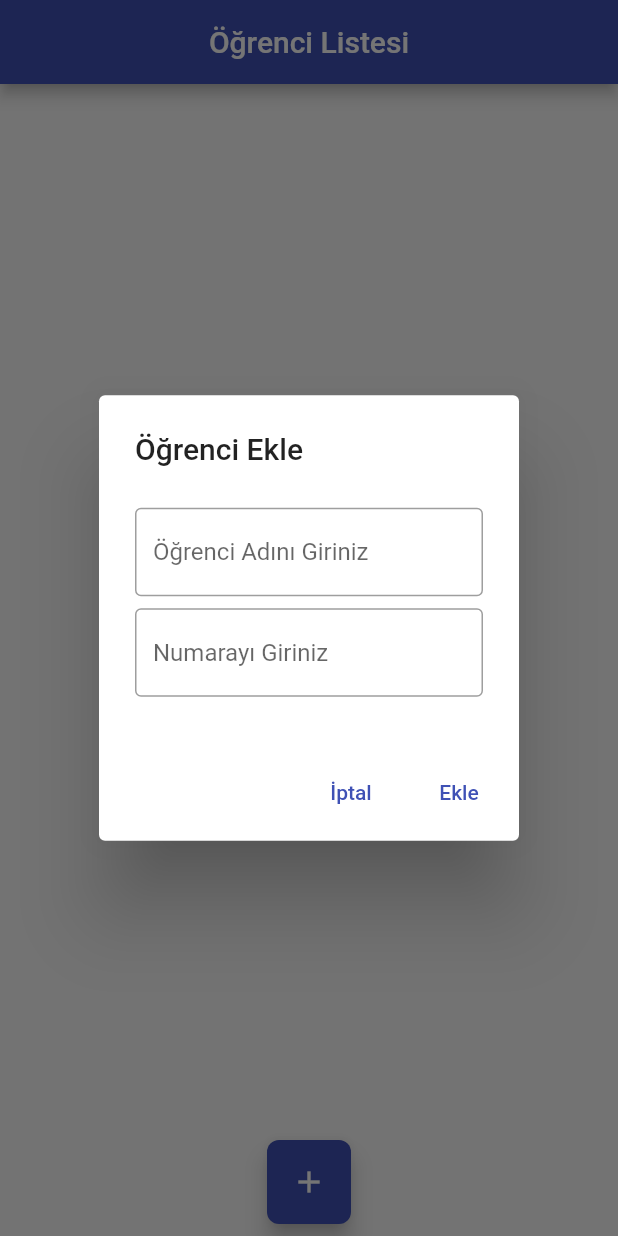
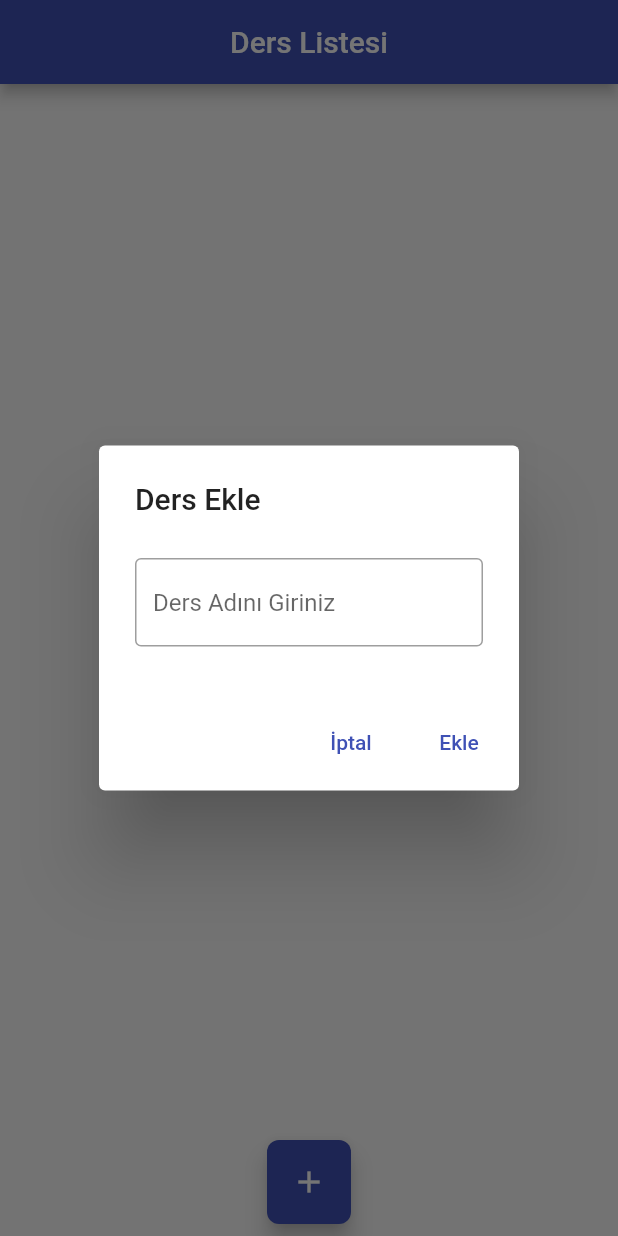
Before and after one commit to byyasar/flutter_application_hive, a Flutter app: the screen it shows after launch, after a tap on the "add" icon, on a phone screen of 412 x 824 dp. Run offline on Flutter 3.47's test engine with Material 2 defaults, Android fonts, the light colour scheme and no system bars; our stand-ins replace hive, hive_flutter; accounts and stored records are empty.

Commit message:
ders listesi oluşturuldu

```diff
--- a/lib/constants/app_constants.dart
+++ b/lib/constants/app_constants.dart
@@ -1,4 +1,5 @@
 class ApplicationConstants {
   static const TASKBOX_NAME = "todo";
   static const BOX_OGRENCI = "ogrenci";
+  static const BOX_DERS = "ders";
 }
--- a/lib/view/boxes.dart
+++ b/lib/core/boxes.dart
@@ -1,4 +1,5 @@
 import 'package:flutter_application_hive/constants/app_constants.dart';
+import 'package:flutter_application_hive/ders/model/ders_model.dart';
 import 'package:flutter_application_hive/model/task_model.dart';
 import 'package:flutter_application_hive/ogrenci/model/ogrenci_model.dart';
 import 'package:hive/hive.dart';
@@ -12,3 +13,7 @@ class OgrenciBoxes {
   static Box<OgrenciModel> getTransactions() =>
       Hive.box<OgrenciModel>(ApplicationConstants.BOX_OGRENCI);
 }
+class DersBoxes {
+  static Box<DersModel> getTransactions() =>
+      Hive.box<DersModel>(ApplicationConstants.BOX_DERS);
+}
--- a/lib/ogrenci/dialog/ogrenci_dialog.dart
+++ b/lib/ders/dialog/ders_dialog.dart
@@ -1,27 +1,25 @@
 import 'package:flutter/material.dart';
-import 'package:flutter_application_hive/ogrenci/model/ogrenci_model.dart';
-import 'package:flutter_application_hive/view/boxes.dart';
+import 'package:flutter_application_hive/core/boxes.dart';
+import 'package:flutter_application_hive/ders/model/ders_model.dart';
 
-class OgrenciDialog extends StatefulWidget {
-  final OgrenciModel? transaction;
+class DersDialog extends StatefulWidget {
+  final DersModel? transaction;
 
-  final Function(int id, String name, int nu) onClickedDone;
+  final Function(int id, String dersad) onClickedDone;
 
-  const OgrenciDialog({
+  const DersDialog({
     Key? key,
     this.transaction,
     required this.onClickedDone,
   }) : super(key: key);
 
   @override
-  _OgrenciDialogState createState() => _OgrenciDialogState();
+  _DersDialogState createState() => _DersDialogState();
 }
 
-class _OgrenciDialogState extends State<OgrenciDialog> {
+class _DersDialogState extends State<DersDialog> {
   final formKey = GlobalKey<FormState>();
-  final nameController = TextEditingController();
-  final nuController = TextEditingController();
-  //final isCompletedController=
+  final dersadController = TextEditingController();
 
   @override
   void initState() {
@@ -29,26 +27,22 @@ class _OgrenciDialogState extends State<OgrenciDialog> {
 
     if (widget.transaction != null) {
       final transaction = widget.transaction!;
-
-      nameController.text = transaction.name;
-      nuController.text = transaction.nu.toString();
+      dersadController.text = transaction.dersad;
     }
   }
 
   @override
   void dispose() {
-    nameController.dispose();
-    nuController.dispose();
-
+    dersadController.dispose();
     super.dispose();
   }
 
   @override
   Widget build(BuildContext context) {
     final isEditing = widget.transaction != null;
-    final title = isEditing ? 'Öğrenciyi Düzenle' : 'Öğrenci Ekle';
-    //final ogrenciModel = widget.transaction;
-    final box = OgrenciBoxes.getTransactions();
+    final title = isEditing ? 'Dersi Düzenle' : 'Ders Ekle';
+    //final DersModel = widget.transaction;
+    final box = DersBoxes.getTransactions();
     int sonId;
     //int sonId = isEditing ?  (widget.transaction.?id==null?0:widget.transaction.id):box.values.last.id + 1;
     if (widget.transaction?.id == null) {
@@ -70,9 +64,7 @@ class _OgrenciDialogState extends State<OgrenciDialog> {
             mainAxisSize: MainAxisSize.min,
             children: <Widget>[
               SizedBox(height: 8),
-              buildName(),
-              SizedBox(height: 8),
-              buildNu(),
+              builddersad(),
               SizedBox(height: 8),
             ],
           ),
@@ -85,24 +77,14 @@ class _OgrenciDialogState extends State<OgrenciDialog> {
     );
   }
 
-  Widget buildName() => TextFormField(
-        controller: nameController,
+  Widget builddersad() => TextFormField(
+        controller: dersadController,
         decoration: const InputDecoration(
           border: OutlineInputBorder(),
-          hintText: 'Öğrenci Adını Giriniz',
+          hintText: 'Ders Adını Giriniz',
         ),
-        validator: (name) =>
-            name != null && name.isEmpty ? 'Öğrenci Adını' : null,
-      );
-
-  Widget buildNu() => TextFormField(
-        decoration: const InputDecoration(
-          border: OutlineInputBorder(),
-          hintText: 'Numarayı Giriniz',
-        ),
-        keyboardType: TextInputType.number,
-        validator: (name) => name != null && name.isEmpty ? 'Nu' : null,
-        controller: nuController,
+        validator: (dersad) =>
+            dersad != null && dersad.isEmpty ? 'Öğrenci Adını' : null,
       );
 
   Widget buildCancelButton(BuildContext context) => TextButton(
@@ -120,12 +102,12 @@ class _OgrenciDialogState extends State<OgrenciDialog> {
         final isValid = formKey.currentState!.validate();
 
         if (isValid) {
-          String? name = nameController.text.toUpperCase();
-          int? nu = int.parse(nuController.text);
+          String? dersad = dersadController.text.toUpperCase();
+          // int? nu = int.parse(nuController.text);
 
           int id = sonId ?? 0;
 
-          widget.onClickedDone(id, name, nu);
+          widget.onClickedDone(id, dersad);
 
           Navigator.of(context).pop();
         }
--- /dev/null
+++ b/lib/ders/model/ders_model.dart
@@ -0,0 +1,13 @@
+//öğrenci adı-soyadı-no
+import 'package:hive/hive.dart';
+part 'ders_model.g.dart';
+
+@HiveType(typeId: 2)
+class DersModel extends HiveObject {
+  @HiveField(0)
+  int id;
+  @HiveField(1)
+  String dersad;
+
+  DersModel({required this.id, required this.dersad});
+}
--- a/lib/ogrenci/view/ogrenci_view.dart
+++ b/lib/ders/view/ders_view.dart
@@ -1,19 +1,19 @@
 import 'package:flutter/material.dart';
-import 'package:flutter_application_hive/ogrenci/dialog/ogrenci_dialog.dart';
-import 'package:flutter_application_hive/ogrenci/model/ogrenci_model.dart';
-import 'package:flutter_application_hive/ui/widget/ogrenci_card.dart';
-import 'package:flutter_application_hive/view/boxes.dart';
+import 'package:flutter_application_hive/core/boxes.dart';
+import 'package:flutter_application_hive/ders/dialog/ders_dialog.dart';
+import 'package:flutter_application_hive/ders/model/ders_model.dart';
+import 'package:flutter_application_hive/ders/widget/ders_card.dart';
 import 'package:hive/hive.dart';
 import 'package:hive_flutter/hive_flutter.dart';
 
-class OgrencipageView extends StatefulWidget {
-  const OgrencipageView({Key? key}) : super(key: key);
+class DerspageView extends StatefulWidget {
+  const DerspageView({Key? key}) : super(key: key);
 
   @override
-  _OgrencipageViewState createState() => _OgrencipageViewState();
+  _DerspageViewState createState() => _DerspageViewState();
 }
 
-class _OgrencipageViewState extends State<OgrencipageView> {
+class _DerspageViewState extends State<DerspageView> {
   @override
   void dispose() {
     Hive.close();
@@ -21,31 +21,29 @@ class _OgrencipageViewState extends State<OgrencipageView> {
   }
 
   void editTransaction(
-    OgrenciModel transaction,
+    DersModel transaction,
     int id,
-    String name,
-    int nu,
+    String dersad,
   ) {
     transaction.id = id;
-    transaction.name = name;
-    transaction.nu = nu;
+    transaction.dersad = dersad;
     transaction.save();
   }
 
-  void deleteTransaction(OgrenciModel transaction) {
+  void deleteTransaction(DersModel transaction) {
     transaction.delete();
   }
 
   @override
   Widget build(BuildContext context) => Scaffold(
         appBar: AppBar(
-          title: const Text('Öğrenci Listesi'),
+          title: const Text('Ders Listesi'),
           centerTitle: true,
         ),
-        body: ValueListenableBuilder<Box<OgrenciModel>>(
-          valueListenable: OgrenciBoxes.getTransactions().listenable(),
+        body: ValueListenableBuilder<Box<DersModel>>(
+          valueListenable: DersBoxes.getTransactions().listenable(),
           builder: (context, box, _) {
-            final transactions = box.values.toList().cast<OgrenciModel>();
+            final transactions = box.values.toList().cast<DersModel>();
             print(transactions.length);
             //return Text(transactions[1].detail);
             return buildContent(transactions);
@@ -60,7 +58,7 @@ class _OgrencipageViewState extends State<OgrencipageView> {
             child: const Icon(Icons.add),
             onPressed: () => showDialog(
               context: context,
-              builder: (context) => OgrenciDialog(
+              builder: (context) => DersDialog(
                 onClickedDone: addTransaction,
               ),
             ),
@@ -68,11 +66,11 @@ class _OgrencipageViewState extends State<OgrencipageView> {
         ),
       );
 
-  Widget buildContent(List<OgrenciModel> transactions) {
+  Widget buildContent(List<DersModel> transactions) {
     if (transactions.isEmpty) {
       return const Center(
         child: Text(
-          'Henüz öğrenci yok!',
+          'Henüz ders yok!',
           style: TextStyle(fontSize: 24),
         ),
       );
@@ -100,21 +98,21 @@ class _OgrencipageViewState extends State<OgrencipageView> {
   }
 
   Widget buildTransaction(
-      BuildContext context, OgrenciModel transaction, int index) {
-    return OgrenciCard(
+      BuildContext context, DersModel transaction, int index) {
+    return DersCard(
         transaction: transaction,
         index: index,
         butons: buildButtons(context, transaction));
   }
 
-  Future addTransaction(int id, String name, int nu) async {
-    final transaction = OgrenciModel(id: id, name: name, nu: nu);
+  Future addTransaction(int id, String dersad) async {
+    final transaction = DersModel(id: id, dersad: dersad);
 
-    final box = OgrenciBoxes.getTransactions();
+    final box = DersBoxes.getTransactions();
     box.add(transaction);
   }
 
-  Widget buildButtons(BuildContext context, OgrenciModel transaction) => Row(
+  Widget buildButtons(BuildContext context, DersModel transaction) => Row(
         children: [
           Expanded(
             child: TextButton.icon(
@@ -122,10 +120,10 @@ class _OgrencipageViewState extends State<OgrencipageView> {
               icon: const Icon(Icons.edit),
               onPressed: () => Navigator.of(context).push(
                 MaterialPageRoute(
-                  builder: (context) => OgrenciDialog(
+                  builder: (context) => DersDialog(
                     transaction: transaction,
-                    onClickedDone: (id, name, nu) =>
-                        editTransaction(transaction, id, name, nu),
+                    onClickedDone: (id, dersad) =>
+                        editTransaction(transaction, id, dersad),
                   ),
                 ),
               ),
--- a/lib/main.dart
+++ b/lib/main.dart
@@ -1,19 +1,23 @@
 import 'package:flutter/material.dart';
 import 'package:flutter_application_hive/constants/app_constants.dart';
+import 'package:flutter_application_hive/ders/model/ders_model.dart';
+import 'package:flutter_application_hive/ders/view/ders_view.dart';
 import 'package:flutter_application_hive/model/task_model.dart';
 import 'package:flutter_application_hive/ogrenci/model/ogrenci_model.dart';
 import 'package:flutter_application_hive/ogrenci/view/ogrenci_view.dart';
 import 'package:hive/hive.dart';
 import 'package:hive_flutter/hive_flutter.dart';
 
-
 Future<void> main() async {
   WidgetsFlutterBinding.ensureInitialized();
-   await Hive.initFlutter();
+  await Hive.initFlutter();
   Hive.registerAdapter(TaskModelAdapter());
   Hive.registerAdapter(OgrenciModelAdapter());
+  Hive.registerAdapter(DersModelAdapter());
   await Hive.openBox<TaskModel>(ApplicationConstants.TASKBOX_NAME);
   await Hive.openBox<OgrenciModel>(ApplicationConstants.BOX_OGRENCI);
+  await Hive.openBox<DersModel>(ApplicationConstants.BOX_DERS);
+
   runApp(MyApp());
 }
 
@@ -26,6 +30,7 @@ class MyApp extends StatelessWidget {
         title: title,
         theme: ThemeData(primarySwatch: Colors.indigo),
         //home: MainpageView(),//OgrencipageView
-        home:const OgrencipageView(),//OgrencipageView
+        //home: const OgrencipageView(), //OgrencipageView
+        home: const DerspageView(), //OgrencipageView
       );
 }
--- a/lib/view/mainpage_view.dart
+++ b/lib/view/mainpage_view.dart
@@ -1,7 +1,7 @@
 import 'package:flutter/material.dart';
 import 'package:flutter_application_hive/model/task_model.dart';
 import 'package:flutter_application_hive/transaction_dialog.dart';
-import 'package:flutter_application_hive/view/boxes.dart';
+import 'package:flutter_application_hive/core/boxes.dart';
 import 'package:hive/hive.dart';
 import 'package:hive_flutter/hive_flutter.dart';
 
```
Also changed, not shown: lib/ders/widget/ders_card.dart (added, +32 -0 lines), lib/constants/todo_filter.dart (renamed from lib/view/todo_filter.dart), lib/ders/model/ders_model.g.dart (added).
